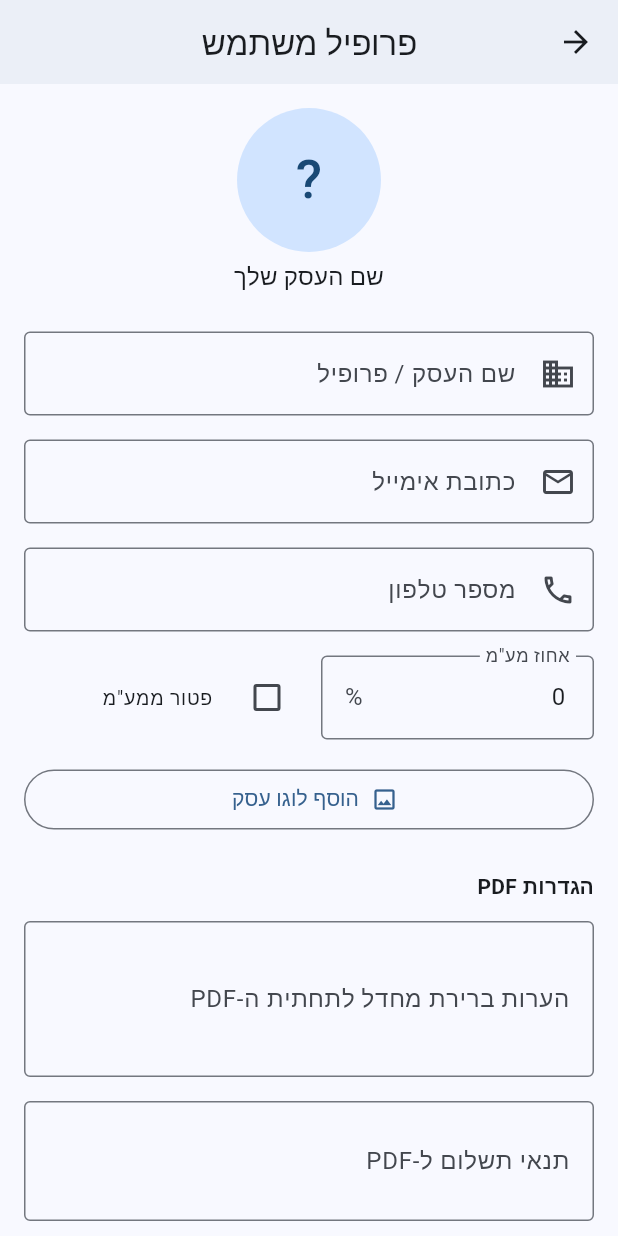
After one commit to michaelkaravani/quoteflow-app, a Flutter app: the screen it shows once a user with an empty profile is signed in, item 2 of the bottom bar chosen, after a tap on the "person outline" icon, on a phone screen of 412 x 824 dp. The commit adds this screen. Run offline on Flutter 3.47's test engine with Material 3 defaults, Android fonts, the phone set to English and light mode, and no system bars; our stand-ins replace cloud_firestore, file_picker, firebase_auth, firebase_core; accounts and stored records are empty.

Commit message:
Add Profile screen with business info, VAT, logo, PDF settings

```diff
--- a/lib/screens/home_screen.dart
+++ b/lib/screens/home_screen.dart
@@ -3,6 +3,7 @@ import 'package:flutter/material.dart';
 import '../main.dart';
 import '../services/firestore_service.dart';
 import 'customers/customers_screen.dart';
+import 'profile/profile_screen.dart';
 import 'quotes/quote_builder_screen.dart';
 
 class HomeScreen extends StatefulWidget {
@@ -36,6 +37,15 @@ class _HomeScreenState extends State<HomeScreen> {
         backgroundColor: theme.colorScheme.primary,
         foregroundColor: theme.colorScheme.onPrimary,
         actions: [
+          if (fs != null)
+            IconButton(
+              tooltip: 'פרופיל',
+              icon: const Icon(Icons.person_outline),
+              onPressed: () => Navigator.push(
+                context,
+                MaterialPageRoute(builder: (_) => ProfileScreen(firestoreService: fs)),
+              ),
+            ),
           IconButton(
             tooltip: 'התנתקות',
             icon: const Icon(Icons.logout),
--- /dev/null
+++ b/lib/screens/profile/logo_picker.dart
@@ -0,0 +1,20 @@
+import 'package:file_picker/file_picker.dart';
+import 'package:flutter/material.dart';
+import 'package:path_provider/path_provider.dart';
+import 'dart:io';
+
+Future<String?> pickAndSaveLogo() async {
+  final result = await FilePicker.platform.pickFiles(
+    type: FileType.custom,
+    allowedExtensions: ['svg', 'png', 'jpg', 'jpeg'],
+  );
+
+  if (result == null || result.files.single.path == null) return null;
+
+  final file = File(result.files.single.path!);
+  if (file.lengthSync() > 5 * 1024 * 1024) return null;
+
+  final dir = await getApplicationDocumentsDirectory();
+  final saved = await file.copy('${dir.path}/business_logo${result.files.single.extension ?? '.png'}');
+  return saved.path;
+}
--- /dev/null
+++ b/lib/screens/profile/profile_screen.dart
@@ -0,0 +1,267 @@
+import 'package:flutter/material.dart';
+
+import '../../main.dart';
+import '../../models/profile.dart';
+import '../../services/firestore_service.dart';
+import 'logo_picker.dart';
+
+class ProfileScreen extends StatefulWidget {
+  const ProfileScreen({super.key, required this.firestoreService});
+
+  final FirestoreService firestoreService;
+
+  @override
+  State<ProfileScreen> createState() => _ProfileScreenState();
+}
+
+class _ProfileScreenState extends State<ProfileScreen> {
+  final _formKey = GlobalKey<FormState>();
+  final _businessController = TextEditingController();
+  final _phoneController = TextEditingController();
+  final _emailController = TextEditingController();
+  final _vatController = TextEditingController(text: '17');
+  final _notesController = TextEditingController();
+  final _termsController = TextEditingController();
+  bool _vatExempt = false;
+  String _logoPath = '';
+  bool _isLoading = true;
+  bool _isSaving = false;
+
+  @override
+  void initState() {
+    super.initState();
+    _load();
+  }
+
+  @override
+  void dispose() {
+    _businessController.dispose();
+    _phoneController.dispose();
+    _emailController.dispose();
+    _vatController.dispose();
+    _notesController.dispose();
+    _termsController.dispose();
+    super.dispose();
+  }
+
+  Future<void> _load() async {
+    try {
+      final profile = await widget.firestoreService.loadProfile();
+      if (profile != null && mounted) {
+        _businessController.text = profile.businessName;
+        _phoneController.text = profile.phone;
+        _emailController.text = profile.email;
+        _vatController.text = profile.vatRate.toStringAsFixed(0);
+        _vatExempt = profile.vatExempt;
+        _notesController.text = profile.defaultPdfNotes;
+        _termsController.text = profile.paymentTerms;
+        _logoPath = profile.logoPath;
+      } else if (mounted) {
+        _emailController.text = authService.currentUser?.email ?? '';
+      }
+    } catch (_) {
+      if (mounted) _showMessage('לא ניתן לטעון את הפרופיל');
+    } finally {
+      if (mounted) setState(() => _isLoading = false);
+    }
+  }
+
+  Future<void> _save() async {
+    if (!_formKey.currentState!.validate()) return;
+
+    setState(() => _isSaving = true);
+
+    try {
+      await widget.firestoreService.saveProfile(Profile(
+        businessName: _businessController.text.trim(),
+        phone: _phoneController.text.trim(),
+        email: _emailController.text.trim(),
+        logoPath: _logoPath,
+        vatRate: double.tryParse(_vatController.text.trim()) ?? 17,
+        vatExempt: _vatExempt,
+        defaultPdfNotes: _notesController.text.trim(),
+        paymentTerms: _termsController.text.trim(),
+      ));
+
+      if (mounted) _showMessage('הפרטים עודכנו ונשמרו בהצלחה!');
+    } catch (_) {
+      if (mounted) _showMessage('שגיאה בשמירה. נא לנסות שוב.');
+    } finally {
+      if (mounted) setState(() => _isSaving = false);
+    }
+  }
+
+  Future<void> _pickLogo() async {
+    final path = await pickAndSaveLogo();
+    if (path != null) setState(() => _logoPath = path);
+  }
+
+  void _showMessage(String message) {
+    if (!mounted) return;
+    ScaffoldMessenger.of(context).showSnackBar(SnackBar(content: Text(message)));
+  }
+
+  @override
+  Widget build(BuildContext context) {
+    final cs = Theme.of(context).colorScheme;
+
+    if (_isLoading) {
+      return Scaffold(
+        appBar: AppBar(title: const Text('פרופיל משתמש')),
+        body: const Center(child: CircularProgressIndicator()),
+      );
+    }
+
+    return Scaffold(
+      appBar: AppBar(title: const Text('פרופיל משתמש')),
+      body: Form(
+        key: _formKey,
+        child: ListView(
+          padding: const EdgeInsets.all(16),
+          children: [
+            Center(
+              child: CircleAvatar(
+                radius: 48,
+                backgroundColor: cs.primaryContainer,
+                child: Text(
+                  _businessController.text.isNotEmpty
+                      ? _businessController.text[0]
+                      : '?',
+                  style: TextStyle(fontSize: 36, color: cs.onPrimaryContainer),
+                ),
+              ),
+            ),
+            const SizedBox(height: 4),
+            Center(
+              child: Text(
+                _businessController.text.isNotEmpty
+                    ? _businessController.text
+                    : 'שם העסק שלך',
+                style: Theme.of(context).textTheme.titleMedium,
+              ),
+            ),
+            const SizedBox(height: 24),
+            TextFormField(
+              controller: _businessController,
+              decoration: const InputDecoration(
+                labelText: 'שם העסק / פרופיל',
+                border: OutlineInputBorder(),
+                prefixIcon: Icon(Icons.business),
+              ),
+            ),
+            const SizedBox(height: 16),
+            TextFormField(
+              controller: _emailController,
+              readOnly: true,
+              decoration: const InputDecoration(
+                labelText: 'כתובת אימייל',
+                border: OutlineInputBorder(),
+                prefixIcon: Icon(Icons.email_outlined),
+              ),
+            ),
+            const SizedBox(height: 16),
+            TextFormField(
+              controller: _phoneController,
+              keyboardType: TextInputType.phone,
+              decoration: const InputDecoration(
+                labelText: 'מספר טלפון',
+                border: OutlineInputBorder(),
+                prefixIcon: Icon(Icons.phone_outlined),
+              ),
+            ),
+            const SizedBox(height: 16),
+            Row(
+              children: [
+                Expanded(
+                  child: TextFormField(
+                    controller: _vatController,
+                    keyboardType: TextInputType.number,
+                    decoration: const InputDecoration(
+                      labelText: 'אחוז מע"מ',
+                      suffixText: '%',
+                      border: OutlineInputBorder(),
+                    ),
+                  ),
+                ),
+                const SizedBox(width: 16),
+                Expanded(
+                  child: CheckboxListTile(
+                    title: const Text('פטור ממע"מ', style: TextStyle(fontSize: 13)),
+                    value: _vatExempt,
+                    onChanged: (v) => setState(() => _vatExempt = v ?? false),
+                    controlAffinity: ListTileControlAffinity.leading,
+                    contentPadding: EdgeInsets.zero,
+                  ),
+                ),
+              ],
+            ),
+            if (_vatExempt)
+              Padding(
+                padding: const EdgeInsets.only(top: 4),
+                child: Text(
+                  'אינו גובה מע"מ ואינו מנכה מע"מ',
+                  style: TextStyle(color: cs.onSurfaceVariant, fontSize: 12),
+                ),
+              ),
+            const SizedBox(height: 16),
+            OutlinedButton.icon(
+              onPressed: _pickLogo,
+              icon: const Icon(Icons.image_outlined),
+              label: Text(_logoPath.isNotEmpty ? 'החלף לוגו' : 'הוסף לוגו עסק'),
+            ),
+            if (_logoPath.isNotEmpty)
+              Text(
+                'לוגו נבחר',
+                style: TextStyle(color: cs.outline, fontSize: 12),
+                textAlign: TextAlign.center,
+              ),
+            const SizedBox(height: 24),
+            const Text('הגדרות PDF', style: TextStyle(fontWeight: FontWeight.bold)),
+            const SizedBox(height: 12),
+            TextFormField(
+              controller: _notesController,
+              maxLines: 3,
+              decoration: const InputDecoration(
+                labelText: 'הערות ברירת מחדל לתחתית ה-PDF',
+                border: OutlineInputBorder(),
+              ),
+            ),
+            const SizedBox(height: 16),
+            TextFormField(
+              controller: _termsController,
+              maxLines: 2,
+              decoration: const InputDecoration(
+                labelText: 'תנאי תשלום ל-PDF',
+                border: OutlineInputBorder(),
+              ),
+            ),
+            const SizedBox(height: 24),
+            Row(
+              children: [
+                Expanded(
+                  child: FilledButton(
+                    onPressed: _isSaving ? null : _save,
+                    child: _isSaving
+                        ? const SizedBox(
+                            width: 18, height: 18,
+                            child: CircularProgressIndicator(strokeWidth: 2),
+                          )
+                        : const Text('שמירת שינויים'),
+                  ),
+                ),
+                const SizedBox(width: 12),
+                Expanded(
+                  child: OutlinedButton(
+                    onPressed: () => Navigator.pop(context),
+                    child: const Text('ביטול'),
+                  ),
+                ),
+              ],
+            ),
+            const SizedBox(height: 32),
+          ],
+        ),
+      ),
+    );
+  }
+}
```
